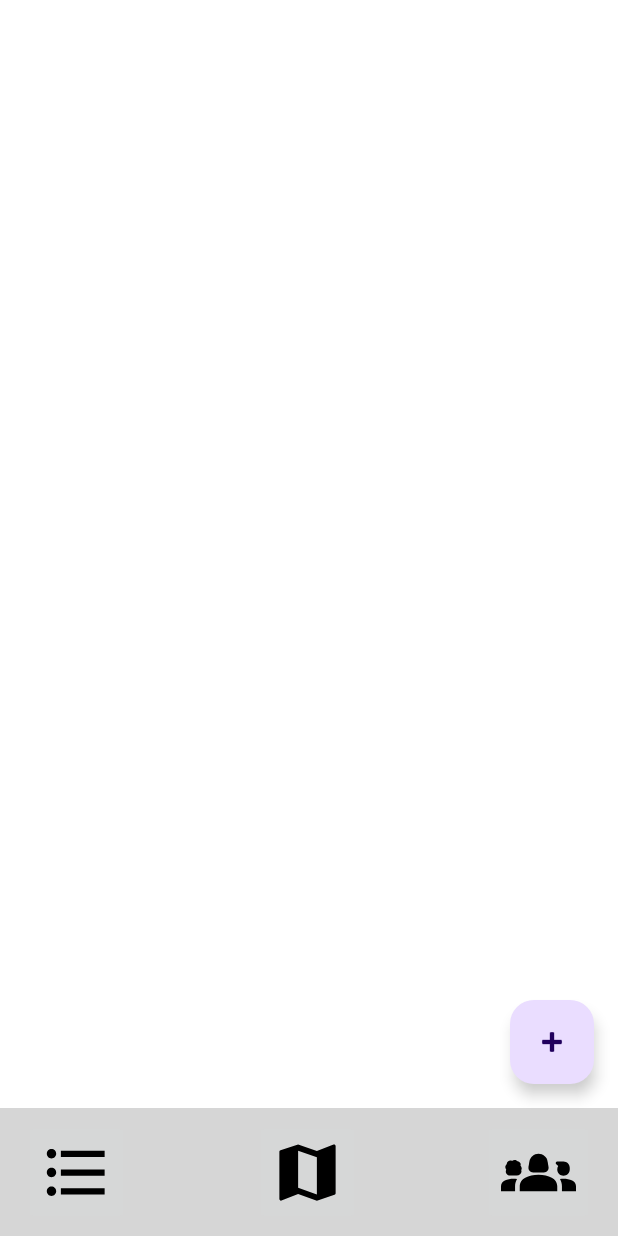
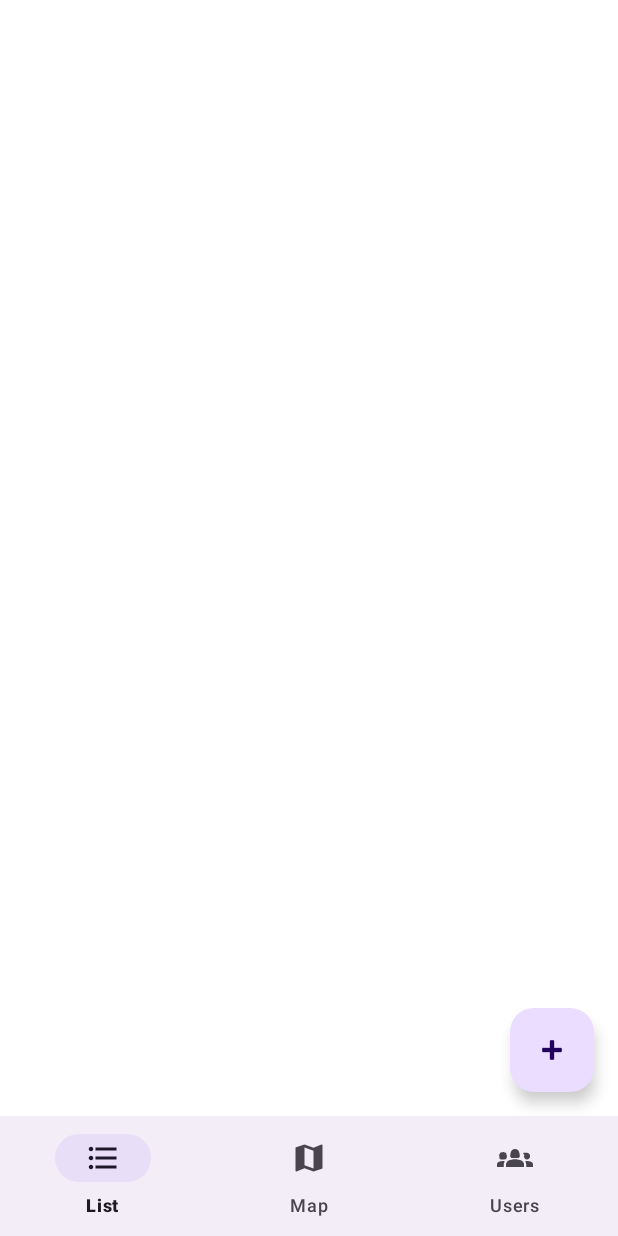
Before and after one commit to mattias012/MyHeliports, an Android app: the screen it shows after launch once a user with an empty profile is signed in (StartActivity), on a phone screen of 412 x 824 dp. Run offline under Robolectric (Android 15) with nearby library versions, the phone set to English and light mode, and no system bars; our stand-ins replace Firebase (no records; nobody signed in at launch, a user with empty details on screens opened directly).

Commit message:
added material m3 stuff

```diff
--- a/app/src/main/java/com/example/myheliports/StartActivity.kt
+++ b/app/src/main/java/com/example/myheliports/StartActivity.kt
@@ -4,6 +4,7 @@ import android.content.Intent
 import androidx.appcompat.app.AppCompatActivity
 import android.os.Bundle
 import com.google.android.material.floatingactionbutton.FloatingActionButton
+import com.google.android.material.navigation.NavigationBarView
 
 class StartActivity : AppCompatActivity() {
 
@@ -14,12 +15,43 @@ class StartActivity : AppCompatActivity() {
 
 
         addItemButton = findViewById(R.id.addItemButton)
+        val bottomNavigation = findViewById<NavigationBarView>(R.id.bottom_navigation)
 
         addItemButton.setOnClickListener {
             val intent = Intent(this, AddLocationActivity::class.java)
             startActivity(intent)
         }
 
+        NavigationBarView.OnItemSelectedListener { item ->
+            when(item.itemId) {
+                R.id.item_1 -> {
+                    // Respond to navigation item 1 click
+                    true
+                }
+                R.id.item_2 -> {
+                    // Respond to navigation item 2 click
+                    true
+                }
+                R.id.item_3 -> {
+                    // Respond to navigation item 2 click
+                    true
+                }
+                else -> false
+            }
+        }
+        bottomNavigation.setOnItemReselectedListener { item ->
+            when(item.itemId) {
+                R.id.item_1 -> {
+                    // Respond to navigation item 1 reselection
+                }
+                R.id.item_2 -> {
+                    // Respond to navigation item 2 reselection
+                }
+                R.id.item_3 -> {
+                    // Respond to navigation item 2 reselection
+                }
+            }
+        }
 
     }
 }
--- a/app/src/main/res/drawable/baseline_format_list_bulleted_24.xml
+++ b/app/src/main/res/drawable/baseline_format_list_bulleted_24.xml
@@ -1,5 +1,5 @@
-<vector android:autoMirrored="true" android:height="50dp"
+<vector android:autoMirrored="true" android:height="24dp"
     android:tint="#000000" android:viewportHeight="24"
-    android:viewportWidth="24" android:width="50dp" xmlns:android="http://schemas.android.com/apk/res/android">
+    android:viewportWidth="24" android:width="24dp" xmlns:android="http://schemas.android.com/apk/res/android">
     <path android:fillColor="@android:color/white" android:pathData="M4,10.5c-0.83,0 -1.5,0.67 -1.5,1.5s0.67,1.5 1.5,1.5 1.5,-0.67 1.5,-1.5 -0.67,-1.5 -1.5,-1.5zM4,4.5c-0.83,0 -1.5,0.67 -1.5,1.5S3.17,7.5 4,7.5 5.5,6.83 5.5,6 4.83,4.5 4,4.5zM4,16.5c-0.83,0 -1.5,0.68 -1.5,1.5s0.68,1.5 1.5,1.5 1.5,-0.68 1.5,-1.5 -0.67,-1.5 -1.5,-1.5zM7,19h14v-2L7,17v2zM7,13h14v-2L7,11v2zM7,5v2h14L21,5L7,5z"/>
 </vector>
--- a/app/src/main/res/drawable/baseline_groups_2_24.xml
+++ b/app/src/main/res/drawable/baseline_groups_2_24.xml
@@ -1,6 +1,6 @@
-<vector android:height="50dp" android:tint="#000000"
+<vector android:height="24dp" android:tint="#000000"
     android:viewportHeight="24" android:viewportWidth="24"
-    android:width="50dp" xmlns:android="http://schemas.android.com/apk/res/android">
+    android:width="24dp" xmlns:android="http://schemas.android.com/apk/res/android">
     <path android:fillColor="@android:color/white" android:pathData="M10.27,12h3.46c0.93,0 1.63,-0.83 1.48,-1.75l-0.3,-1.79C14.67,7.04 13.44,6 12,6S9.33,7.04 9.09,8.47l-0.3,1.79C8.64,11.17 9.34,12 10.27,12z"/>
     <path android:fillColor="@android:color/white" android:pathData="M1.66,11.11c-0.13,0.26 -0.18,0.57 -0.1,0.88c0.16,0.69 0.76,1.03 1.53,1c0,0 1.49,0 1.95,0c0.83,0 1.51,-0.58 1.51,-1.29c0,-0.14 -0.03,-0.27 -0.07,-0.4c-0.01,-0.03 -0.01,-0.05 0.01,-0.08c0.09,-0.16 0.14,-0.34 0.14,-0.53c0,-0.31 -0.14,-0.6 -0.36,-0.82c-0.03,-0.03 -0.03,-0.06 -0.02,-0.1c0.07,-0.2 0.07,-0.43 0.01,-0.65C6.1,8.69 5.71,8.4 5.27,8.38c-0.03,0 -0.05,-0.01 -0.07,-0.03C5.03,8.14 4.72,8 4.37,8C4.07,8 3.8,8.1 3.62,8.26C3.59,8.29 3.56,8.29 3.53,8.28c-0.14,-0.06 -0.3,-0.09 -0.46,-0.09c-0.65,0 -1.18,0.49 -1.24,1.12c0,0.02 -0.01,0.04 -0.03,0.06c-0.29,0.26 -0.46,0.65 -0.41,1.05c0.03,0.22 0.12,0.43 0.25,0.6C1.67,11.04 1.67,11.08 1.66,11.11z"/>
     <path android:fillColor="@android:color/white" android:pathData="M16.24,13.65c-1.17,-0.52 -2.61,-0.9 -4.24,-0.9c-1.63,0 -3.07,0.39 -4.24,0.9C6.68,14.13 6,15.21 6,16.39V18h12v-1.61C18,15.21 17.32,14.13 16.24,13.65z"/>
--- a/app/src/main/res/drawable/baseline_map_24.xml
+++ b/app/src/main/res/drawable/baseline_map_24.xml
@@ -1,5 +1,5 @@
-<vector android:height="50dp" android:tint="#000000"
+<vector android:height="24dp" android:tint="#000000"
     android:viewportHeight="24" android:viewportWidth="24"
-    android:width="50dp" xmlns:android="http://schemas.android.com/apk/res/android">
+    android:width="24dp" xmlns:android="http://schemas.android.com/apk/res/android">
     <path android:fillColor="@android:color/white" android:pathData="M20.5,3l-0.16,0.03L15,5.1 9,3 3.36,4.9c-0.21,0.07 -0.36,0.25 -0.36,0.48V20.5c0,0.28 0.22,0.5 0.5,0.5l0.16,-0.03L9,18.9l6,2.1 5.64,-1.9c0.21,-0.07 0.36,-0.25 0.36,-0.48V3.5c0,-0.28 -0.22,-0.5 -0.5,-0.5zM15,19l-6,-2.11V5l6,2.11V19z"/>
 </vector>
--- a/app/src/main/res/layout/activity_start.xml
+++ b/app/src/main/res/layout/activity_start.xml
@@ -15,60 +15,69 @@
         android:layout_marginBottom="16dp"
         android:clickable="true"
         android:src="@android:drawable/ic_input_add"
-        app:layout_constraintBottom_toTopOf="@+id/linearLayout"
+        app:layout_constraintBottom_toTopOf="@+id/bottom_navigation"
         app:layout_constraintEnd_toEndOf="parent" />
 
-    <LinearLayout
-        android:id="@+id/linearLayout"
-        android:layout_width="415dp"
-        android:layout_height="85dp"
-        android:background="#D6D6D6"
-        android:orientation="horizontal"
-        app:layout_constraintBottom_toBottomOf="parent"
-        app:layout_constraintEnd_toEndOf="parent"
-        app:layout_constraintStart_toStartOf="parent">
+<!--    <LinearLayout-->
+<!--        android:id="@+id/linearLayout"-->
+<!--        android:layout_width="415dp"-->
+<!--        android:layout_height="85dp"-->
+<!--        android:background="#D6D6D6"-->
+<!--        android:orientation="horizontal"-->
+<!--        app:layout_constraintBottom_toBottomOf="parent"-->
+<!--        app:layout_constraintEnd_toEndOf="parent"-->
+<!--        app:layout_constraintStart_toStartOf="parent">-->
 
-    </LinearLayout>
+<!--    </LinearLayout>-->
 
     <FrameLayout
         android:id="@+id/container"
-        android:layout_width="412dp"
-        android:layout_height="644dp"
+        android:layout_width="0dp"
+        android:layout_height="0dp"
         app:layout_constraintEnd_toEndOf="parent"
         app:layout_constraintStart_toStartOf="parent"
         app:layout_constraintTop_toTopOf="parent">
 
     </FrameLayout>
 
-    <ImageButton
-        android:id="@+id/mapIcon"
-        android:layout_width="70dp"
-        android:layout_height="70dp"
-        app:layout_constraintBottom_toBottomOf="@+id/linearLayout"
-        app:layout_constraintEnd_toEndOf="parent"
-        app:layout_constraintHorizontal_bias="0.498"
-        app:layout_constraintStart_toStartOf="parent"
-        app:layout_constraintTop_toTopOf="@+id/linearLayout"
-        app:srcCompat="@drawable/baseline_map_24" />
-
-    <ImageButton
-        android:id="@+id/usersIcon"
-        android:layout_width="wrap_content"
+    <com.google.android.material.bottomnavigation.BottomNavigationView
+        android:id="@+id/bottom_navigation"
+        android:layout_width="match_parent"
         android:layout_height="wrap_content"
-        android:layout_marginEnd="16dp"
-        android:src="@drawable/baseline_groups_2_24"
         app:layout_constraintBottom_toBottomOf="parent"
         app:layout_constraintEnd_toEndOf="parent"
-        app:layout_constraintTop_toTopOf="@+id/linearLayout" />
+        app:layout_constraintStart_toStartOf="parent"
+        app:menu="@menu/bottom_navigation_menu" />
 
-    <ImageButton
-        android:id="@+id/listIcon"
-        android:layout_width="70dp"
-        android:layout_height="70dp"
-        android:layout_marginStart="16dp"
-        app:layout_constraintBottom_toBottomOf="parent"
-        app:layout_constraintStart_toStartOf="parent"
-        app:layout_constraintTop_toTopOf="@+id/linearLayout"
-        app:srcCompat="@drawable/baseline_format_list_bulleted_24" />
+    <!--    <ImageButton-->
+<!--        android:id="@+id/mapIcon"-->
+<!--        android:layout_width="70dp"-->
+<!--        android:layout_height="70dp"-->
+<!--        app:layout_constraintBottom_toBottomOf="@+id/linearLayout"-->
+<!--        app:layout_constraintEnd_toEndOf="parent"-->
+<!--        app:layout_constraintHorizontal_bias="0.498"-->
+<!--        app:layout_constraintStart_toStartOf="parent"-->
+<!--        app:layout_constraintTop_toTopOf="@+id/linearLayout"-->
+<!--        app:srcCompat="@drawable/baseline_map_24" />-->
+
+<!--    <ImageButton-->
+<!--        android:id="@+id/usersIcon"-->
+<!--        android:layout_width="wrap_content"-->
+<!--        android:layout_height="wrap_content"-->
+<!--        android:layout_marginEnd="16dp"-->
+<!--        android:src="@drawable/baseline_groups_2_24"-->
+<!--        app:layout_constraintBottom_toBottomOf="parent"-->
+<!--        app:layout_constraintEnd_toEndOf="parent"-->
+<!--        app:layout_constraintTop_toTopOf="@+id/linearLayout" />-->
+
+<!--    <ImageButton-->
+<!--        android:id="@+id/listIcon"-->
+<!--        android:layout_width="70dp"-->
+<!--        android:layout_height="70dp"-->
+<!--        android:layout_marginStart="16dp"-->
+<!--        app:layout_constraintBottom_toBottomOf="parent"-->
+<!--        app:layout_constraintStart_toStartOf="parent"-->
+<!--        app:layout_constraintTop_toTopOf="@+id/linearLayout"-->
+<!--        app:srcCompat="@drawable/baseline_format_list_bulleted_24" />-->
 
 </androidx.constraintlayout.widget.ConstraintLayout>
--- /dev/null
+++ b/app/src/main/res/menu/bottom_navigation_menu.xml
@@ -0,0 +1,17 @@
+<menu xmlns:android="http://schemas.android.com/apk/res/android">
+    <item
+        android:id="@+id/item_1"
+        android:enabled="true"
+        android:icon="@drawable/baseline_format_list_bulleted_24"
+        android:title="List"/>
+    <item
+        android:id="@+id/item_2"
+        android:enabled="true"
+        android:icon="@drawable/baseline_map_24"
+        android:title="Map"/>
+    <item
+        android:id="@+id/item_3"
+        android:enabled="true"
+        android:icon="@drawable/baseline_groups_2_24"
+        android:title="Users"/>
+</menu>
```
